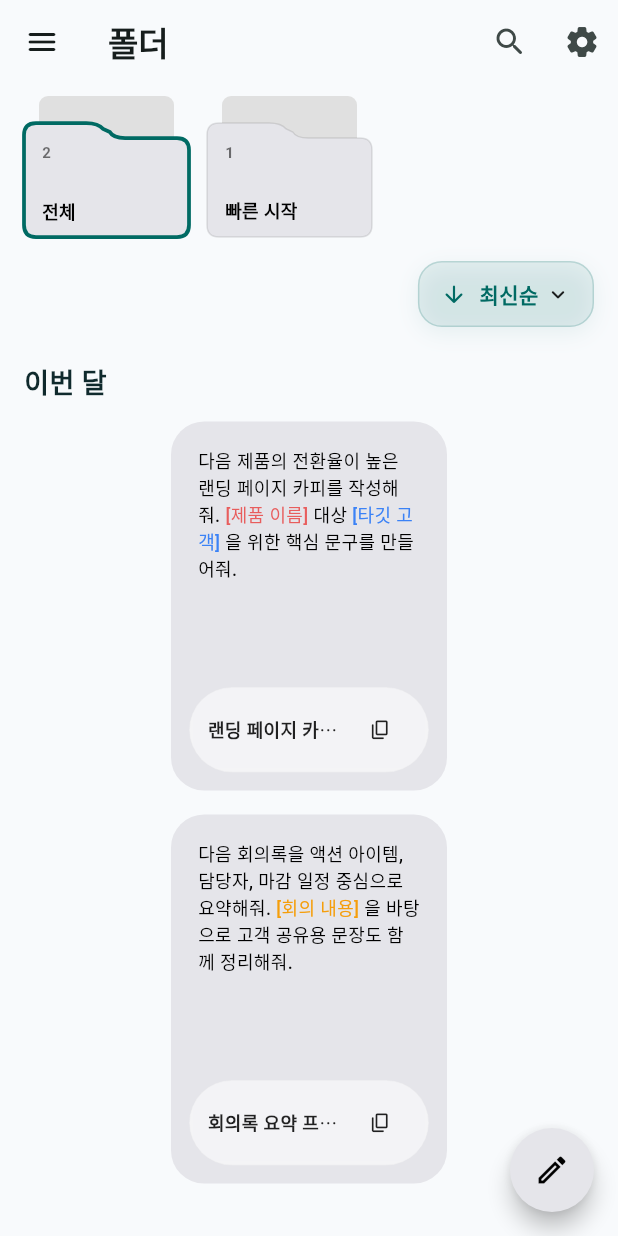
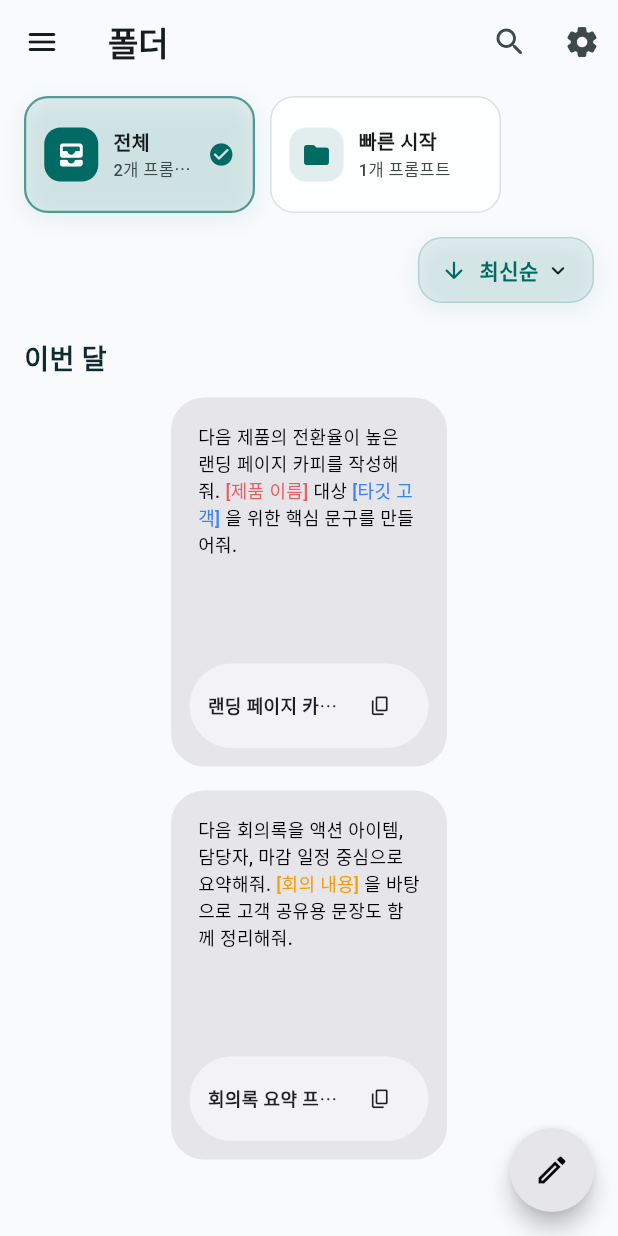
Before and after one commit to gitzzang11/FLOW, a Flutter app: the screen it shows after launch, on a phone screen of 412 x 824 dp. Run offline on Flutter 3.47's test engine with Material 3 defaults, Android fonts, the light colour scheme and no system bars; our stand-ins replace file_picker, shared_preferences; missing offline and left inert: desktop_drop.

Commit message:
Bump version to 1.5.2+27, modernize folder card shortcuts, and build Windows installer

```diff
--- a/lib/screens.dart
+++ b/lib/screens.dart
@@ -885,7 +885,7 @@ class _FlowShellState extends State<FlowShell> {
     final prompts = widget.store.prompts;
 
     return SizedBox(
-      height: 110,
+      height: 94,
       child: ListView.builder(
         padding: const EdgeInsets.symmetric(horizontal: 16, vertical: 8),
         scrollDirection: Axis.horizontal,
@@ -895,6 +895,7 @@ class _FlowShellState extends State<FlowShell> {
             return FolderCard(
               name: '전체',
               promptCount: prompts.length,
+              icon: Icons.all_inbox_rounded,
               isSelected: _selectedFolderId.isEmpty,
               onTap: () {
                 triggerInteractionHaptic(widget.store.settings);
--- a/lib/widgets.dart
+++ b/lib/widgets.dart
@@ -3308,12 +3308,14 @@ class FolderCard extends StatefulWidget {
     super.key,
     required this.name,
     required this.promptCount,
+    this.icon = Icons.folder_rounded,
     required this.isSelected,
     required this.onTap,
   });
 
   final String name;
   final int promptCount;
+  final IconData icon;
   final bool isSelected;
   final VoidCallback onTap;
 
@@ -3336,24 +3338,29 @@ class _FolderCardState extends State<FolderCard> {
   Widget build(BuildContext context) {
     final scheme = Theme.of(context).colorScheme;
     final isDark = Theme.of(context).brightness == Brightness.dark;
-
-    // Cover color of the folder
-    final coverColor = isDark
-        ? const Color(0xFF2C2C2E)
-        : const Color(0xFFE5E5EA);
-    final borderColor = widget.isSelected
+    final isActive = widget.isSelected;
+    final cardColor = isActive
+        ? scheme.primary.withValues(alpha: isDark ? 0.18 : 0.09)
+        : (isDark
+              ? Colors.white.withValues(alpha: 0.045)
+              : Colors.white.withValues(alpha: 0.78));
+    final borderColor = isActive
+        ? scheme.primary.withValues(alpha: isDark ? 0.8 : 0.62)
+        : scheme.outlineVariant.withValues(alpha: isDark ? 0.28 : 0.55);
+    final iconBackground = isActive
         ? scheme.primary
-        : (isDark
-              ? Colors.white.withValues(alpha: 0.1)
-              : Colors.black.withValues(alpha: 0.1));
-    final labelColor = isDark ? Colors.white : Colors.black;
-    final countColor = isDark ? Colors.white60 : Colors.black54;
+        : scheme.primary.withValues(alpha: isDark ? 0.18 : 0.11);
+    final iconColor = isActive ? scheme.onPrimary : scheme.primary;
+    final labelColor = scheme.onSurface;
+    final countColor = scheme.onSurfaceVariant;
 
     return Focus(
       focusNode: _focusNode,
       onFocusChange: (focused) => setState(() => _isFocused = focused),
       onKeyEvent: (node, event) {
-        if (event is KeyDownEvent && (event.logicalKey == LogicalKeyboardKey.enter || event.logicalKey == LogicalKeyboardKey.space)) {
+        if (event is KeyDownEvent &&
+            (event.logicalKey == LogicalKeyboardKey.enter ||
+                event.logicalKey == LogicalKeyboardKey.space)) {
           widget.onTap();
           return KeyEventResult.handled;
         }
@@ -3364,141 +3371,99 @@ class _FolderCardState extends State<FolderCard> {
         onExit: (_) => setState(() => _isHovered = false),
         cursor: SystemMouseCursors.click,
         child: GestureDetector(
+          behavior: HitTestBehavior.opaque,
           onTap: widget.onTap,
-          child: AnimatedContainer(
-            duration: const Duration(milliseconds: 200),
-            curve: Curves.easeOut,
-            transform: Matrix4.identity()
-              ..scale((_isHovered || _isFocused) ? 1.04 : 1.0),
-            width: 110,
-            height: 90,
-            margin: const EdgeInsets.only(right: 12),
-            child: Stack(
-              children: [
-                // Back paper tab sticking out
-                Positioned(
-                  top: 0,
-                  left: 10,
-                  right: 10,
-                  child: Container(
-                    height: 30,
+          child: Semantics(
+            button: true,
+            label: '${widget.name}, ${widget.promptCount}개 프롬프트',
+            selected: isActive,
+            child: AnimatedContainer(
+              duration: const Duration(milliseconds: 180),
+              curve: Curves.easeOutCubic,
+              width: 154,
+              height: 76,
+              margin: const EdgeInsets.only(right: 10),
+              padding: const EdgeInsets.symmetric(horizontal: 12),
+              decoration: BoxDecoration(
+                color: cardColor,
+                borderRadius: BorderRadius.circular(16),
+                border: Border.all(
+                  color: _isFocused ? scheme.primary : borderColor,
+                  width: _isFocused ? 2 : (isActive ? 1.5 : 1),
+                ),
+                boxShadow: (_isHovered || isActive)
+                    ? [
+                        BoxShadow(
+                          color: scheme.primary.withValues(
+                            alpha: isDark ? 0.12 : 0.08,
+                          ),
+                          blurRadius: isActive ? 12 : 8,
+                          offset: const Offset(0, 4),
+                        ),
+                      ]
+                    : null,
+              ),
+              child: Row(
+                children: [
+                  AnimatedContainer(
+                    duration: const Duration(milliseconds: 180),
+                    width: 36,
+                    height: 36,
                     decoration: BoxDecoration(
-                      color: isDark
-                          ? Colors.white.withValues(alpha: 0.9)
-                          : Colors.grey[300],
-                      borderRadius: const BorderRadius.only(
-                        topLeft: Radius.circular(6),
-                        topRight: Radius.circular(6),
-                      ),
+                      color: iconBackground,
+                      borderRadius: BorderRadius.circular(11),
+                    ),
+                    child: Icon(widget.icon, color: iconColor, size: 20),
+                  ),
+                  const SizedBox(width: 10),
+                  Expanded(
+                    child: Column(
+                      mainAxisAlignment: MainAxisAlignment.center,
+                      crossAxisAlignment: CrossAxisAlignment.start,
+                      children: [
+                        Text(
+                          widget.name,
+                          maxLines: 1,
+                          overflow: TextOverflow.ellipsis,
+                          style: TextStyle(
+                            color: labelColor,
+                            fontSize: 13,
+                            fontWeight: isActive
+                                ? FontWeight.w800
+                                : FontWeight.w600,
+                            height: 1.1,
+                          ),
+                        ),
+                        const SizedBox(height: 5),
+                        Text(
+                          '${widget.promptCount}개 프롬프트',
+                          maxLines: 1,
+                          overflow: TextOverflow.ellipsis,
+                          style: TextStyle(
+                            color: countColor,
+                            fontSize: 11,
+                            fontWeight: FontWeight.w500,
+                            height: 1.1,
+                          ),
+                        ),
+                      ],
                     ),
                   ),
-                ),
-                // Front cover
-                Positioned.fill(
-                  top: 8,
-                  child: CustomPaint(
-                    painter: FolderFrontPainter(
-                      color: coverColor,
-                      borderColor: _isFocused
-                          ? scheme.primary
-                          : (_isHovered
-                              ? scheme.primary.withOpacity(0.6)
-                              : borderColor),
-                      borderWidth: (_isFocused || widget.isSelected) ? 2.5 : (_isHovered ? 1.5 : 1.0),
+                  if (isActive) ...[
+                    const SizedBox(width: 6),
+                    Icon(
+                      Icons.check_circle_rounded,
+                      color: scheme.primary,
+                      size: 18,
                     ),
-                  ),
-                ),
-                // Prompt count top-left of front cover
-                Positioned(
-                  top: 30, // folder body starts at top 8 + painter offset 20 = 28
-                  left: 12,
-                  child: Text(
-                    widget.promptCount.toString(),
-                    style: TextStyle(
-                      color: countColor,
-                      fontSize: 10,
-                      fontWeight: FontWeight.bold,
-                    ),
-                  ),
-                ),
-                // Folder name bottom-left of front cover
-                Positioned(
-                  left: 12,
-                  right: 12,
-                  bottom: 10,
-                  child: Text(
-                    widget.name,
-                    style: TextStyle(
-                      color: labelColor,
-                      fontSize: 12,
-                      fontWeight: FontWeight.bold,
-                      height: 1.2,
-                    ),
-                    maxLines: 2,
-                    overflow: TextOverflow.ellipsis,
-                  ),
-                ),
-              ],
+                  ],
+                ],
+              ),
             ),
           ),
         ),
       ),
     );
-  }
-}
-
-class FolderFrontPainter extends CustomPainter {
-  FolderFrontPainter({
-    required this.color,
-    this.borderColor,
-    this.borderWidth = 1.5,
-  });
-
-  final Color color;
-  final Color? borderColor;
-  final double borderWidth;
-
-  @override
-  void paint(Canvas canvas, Size size) {
-    final w = size.width;
-    final h = size.height;
-    final path = Path();
-    const double r = 8.0;
-
-    // Drawing folder cover with tab on left (y = 10), lower section on right (y = 20)
-    path.moveTo(0, 10 + r);
-    path.quadraticBezierTo(0, 10, r, 10);
-    path.lineTo(w * 0.45 - r, 10);
-    path.quadraticBezierTo(w * 0.45, 10, w * 0.48, 10 + r * 0.5);
-    path.lineTo(w * 0.52, 20 - r * 0.5);
-    path.quadraticBezierTo(w * 0.54, 20, w * 0.54 + r, 20);
-    path.lineTo(w - r, 20);
-    path.quadraticBezierTo(w, 20, w, 20 + r);
-    path.lineTo(w, h - r);
-    path.quadraticBezierTo(w, h, w - r, h);
-    path.lineTo(r, h);
-    path.quadraticBezierTo(0, h, 0, h - r);
-    path.close();
-
-    final paint = Paint()
-      ..color = color
-      ..style = PaintingStyle.fill;
-    canvas.drawPath(path, paint);
-
-    if (borderColor != null) {
-      final borderPaint = Paint()
-        ..color = borderColor!
-        ..strokeWidth = borderWidth
-        ..style = PaintingStyle.stroke;
-      canvas.drawPath(path, borderPaint);
-    }
-  }
-
-  @override
-  bool shouldRepaint(covariant FolderFrontPainter oldDelegate) {
-    return oldDelegate.color != color ||
-        oldDelegate.borderColor != borderColor ||
-        oldDelegate.borderWidth != borderWidth;
   }
 }
 
--- a/pubspec.yaml
+++ b/pubspec.yaml
@@ -4,7 +4,7 @@ description: "Smart AI Prompt Management Tool, Flow"
 # pub.dev using `flutter pub publish`. This is preferred for private packages.
 publish_to: 'none' # Remove this line if you wish to publish to pub.dev
 
-version: 1.5.1+26
+version: 1.5.2+27
 
 environment:
   sdk: ^3.11.4
```
Also changed, not shown: 1 other file.
